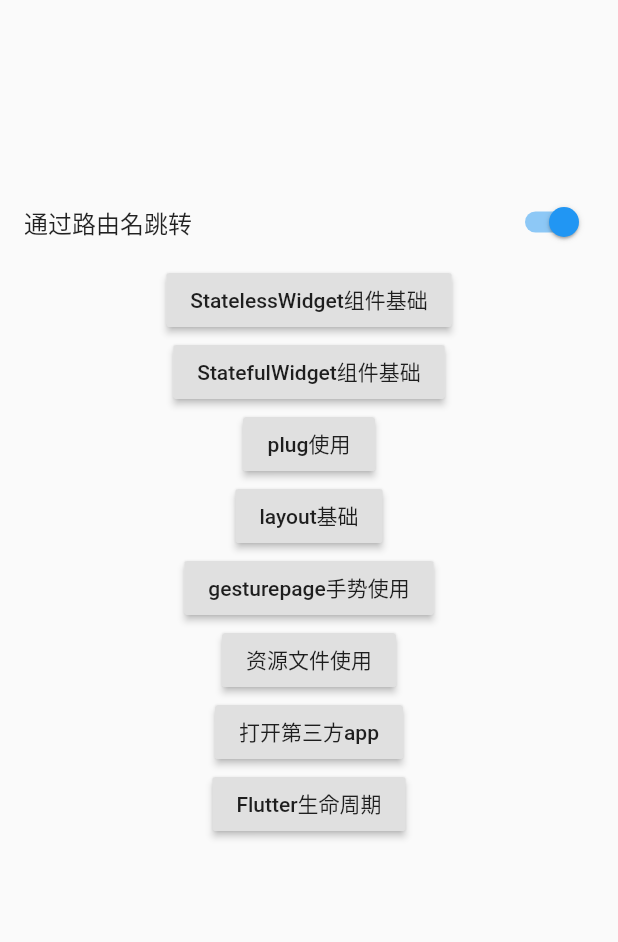
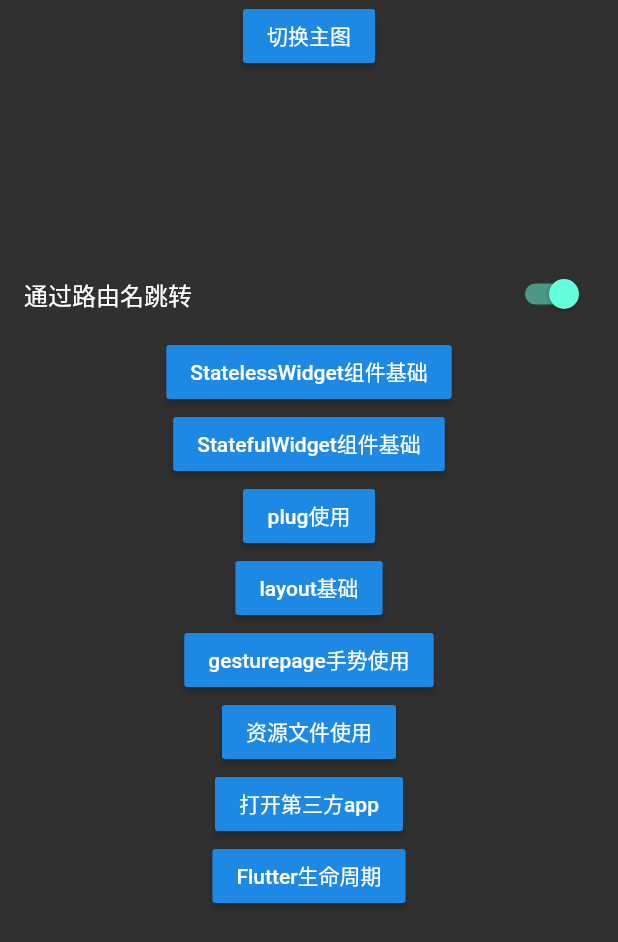
Before and after one commit to louyulin/flutter_base_demo, a Flutter app: the screen it shows after launch, after a tap on an icon or button, on a phone screen of 412 x 824 dp. Shown: the top 942 px of the screen. Run offline on Flutter 3.47's test engine with Material 2 defaults, Android fonts, the phone set to English and light mode, and no system bars; missing offline and left inert: flutter_color_plugin.

Commit message:
flutter 换肤

```diff
--- a/lib/main.dart
+++ b/lib/main.dart
@@ -10,20 +10,42 @@ import 'less_group_page.dart';
 import 'luanch_page.dart';
 
 void main() {
-  runApp(MyApp());
+  runApp(DynamicTheme());
 }
 
-class MyApp extends StatelessWidget {
-  // This widget is the root of your application.
+class DynamicTheme extends StatefulWidget {
+  @override
+  _DynamicThemeState createState() => _DynamicThemeState();
+}
+
+class _DynamicThemeState extends State<DynamicTheme> {
+  Brightness brightness = Brightness.dark;
   @override
   Widget build(BuildContext context) {
     return MaterialApp(
       title: 'Flutter Demo',
       theme: ThemeData(
-        primarySwatch: Colors.blue,
+        brightness: brightness,
+        primarySwatch: Colors.blue
       ),
       home: Scaffold(
-        body: RouteNavigator(),
+        body: Column(
+          children: <Widget>[
+            RaisedButton(
+              onPressed: () {
+                setState(() {
+                  if (brightness == Brightness.dark) {
+                    brightness = Brightness.light;
+                  } else {
+                    brightness = Brightness.dark;
+                  }
+                });
+              },
+              child: Text('切换主图'),
+            ),
+            RouteNavigator()
+          ],
+        ),
       ),
       routes: <String, WidgetBuilder>{
         'less': (BuildContext context) => LessGroupPage(),
@@ -32,8 +54,8 @@ class MyApp extends StatelessWidget {
         'layout': (BuildContext context) => FlutterLayoutPage(),
         'gensture': (BuildContext context) => GesturePage(),
         'resourcepage': (BuildContext context) => ResourcePage(),
-        'launchpage':(BuildContext context) => LaunchPage(),
-        'lifecylepage':(BuildContext context) => WidgetLifecycle(),
+        'launchpage': (BuildContext context) => LaunchPage(),
+        'lifecylepage': (BuildContext context) => WidgetLifecycle(),
       },
     );
   }
```
